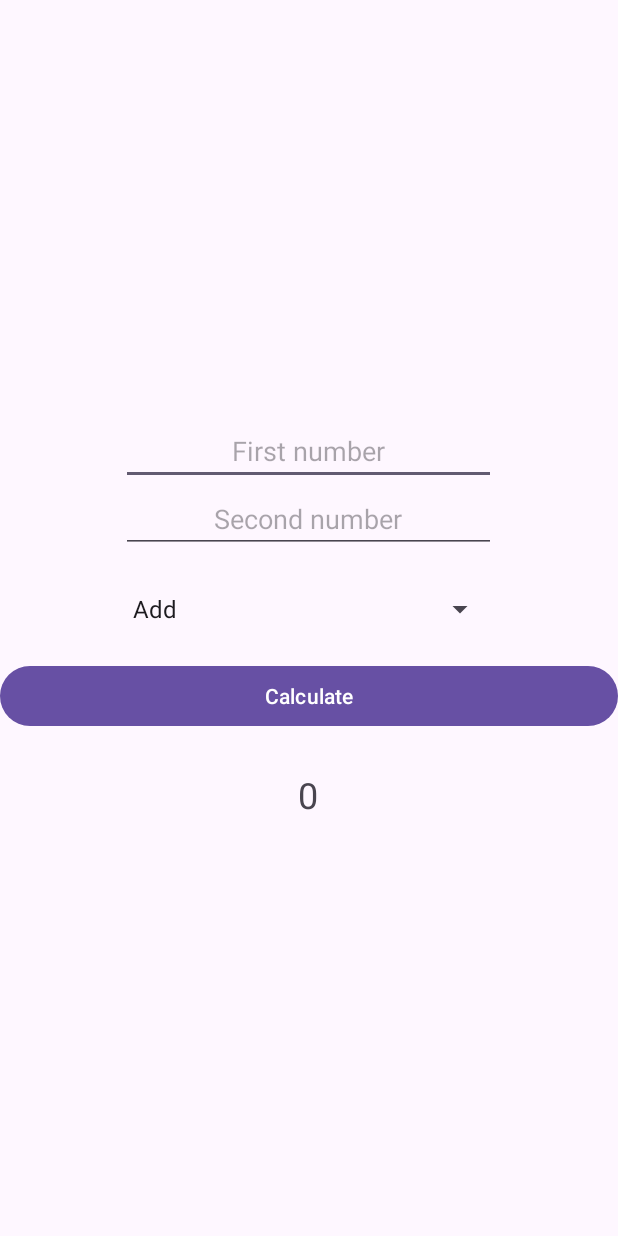
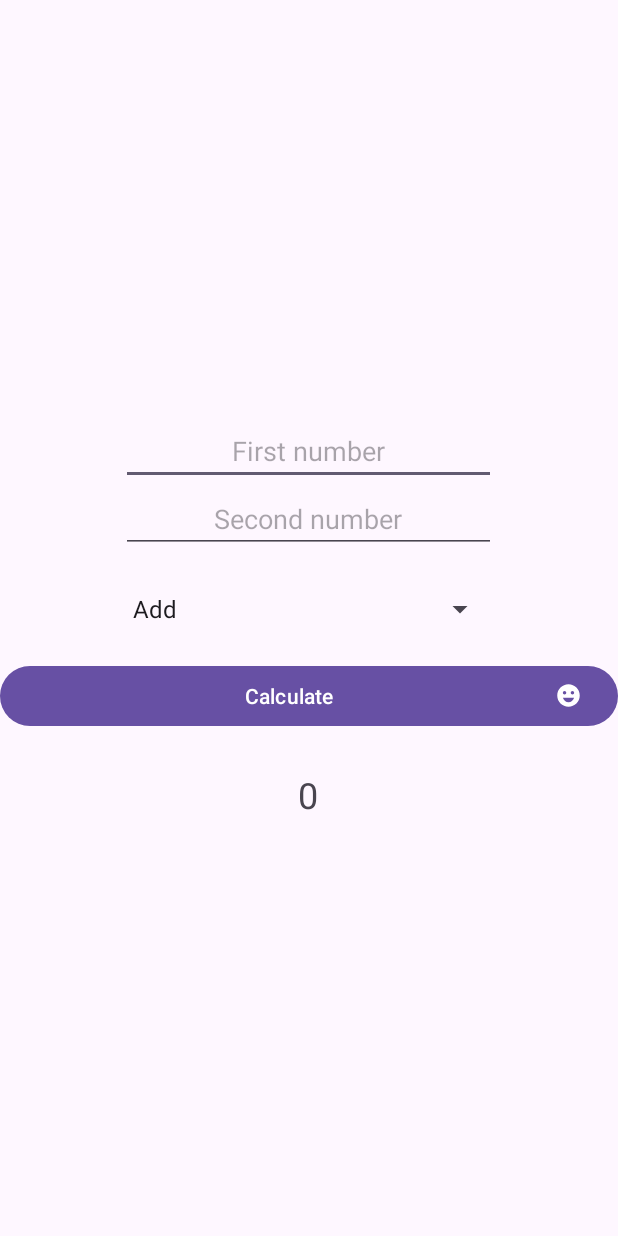
Before and after one commit to ZemingC-99/Arithmetic, an Android app: the screen it shows after launch (MainActivity), on a phone screen of 412 x 824 dp. Run offline under Robolectric (Android 15) with nearby library versions, the phone set to English and light mode, and no system bars.

Commit message:
added drawable to calculate button

```diff
--- /dev/null
+++ b/app/src/main/res/drawable/smiley.xml
@@ -0,0 +1,5 @@
+<vector android:height="24dp" android:tint="#000000"
+    android:viewportHeight="24" android:viewportWidth="24"
+    android:width="24dp" xmlns:android="http://schemas.android.com/apk/res/android">
+    <path android:fillColor="@android:color/white" android:pathData="M11.99,2C6.47,2 2,6.48 2,12c0,5.52 4.47,10 9.99,10C17.52,22 22,17.52 22,12C22,6.48 17.52,2 11.99,2zM8.5,8C9.33,8 10,8.67 10,9.5S9.33,11 8.5,11S7,10.33 7,9.5S7.67,8 8.5,8zM12,18c-2.28,0 -4.22,-1.66 -5,-4h10C16.22,16.34 14.28,18 12,18zM15.5,11c-0.83,0 -1.5,-0.67 -1.5,-1.5S14.67,8 15.5,8S17,8.67 17,9.5S16.33,11 15.5,11z"/>
+</vector>
--- a/app/src/main/res/layout/activity_main.xml
+++ b/app/src/main/res/layout/activity_main.xml
@@ -37,7 +37,9 @@
         android:layout_height="wrap_content"
         android:text="Calculate"
         android:layout_marginTop="22dp"
-        android:gravity="center"/>
+        android:gravity="center"
+        app:icon="@drawable/smiley"
+        app:iconGravity="end" />
 
     <TextView
         android:id="@+id/resultText"
```
